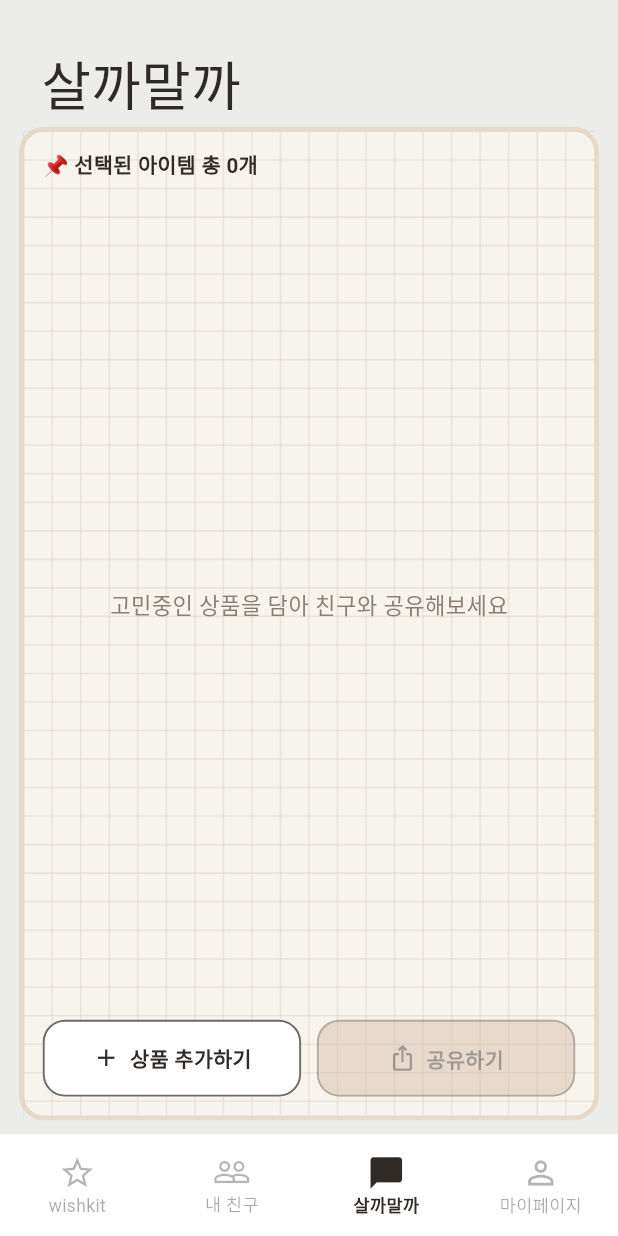
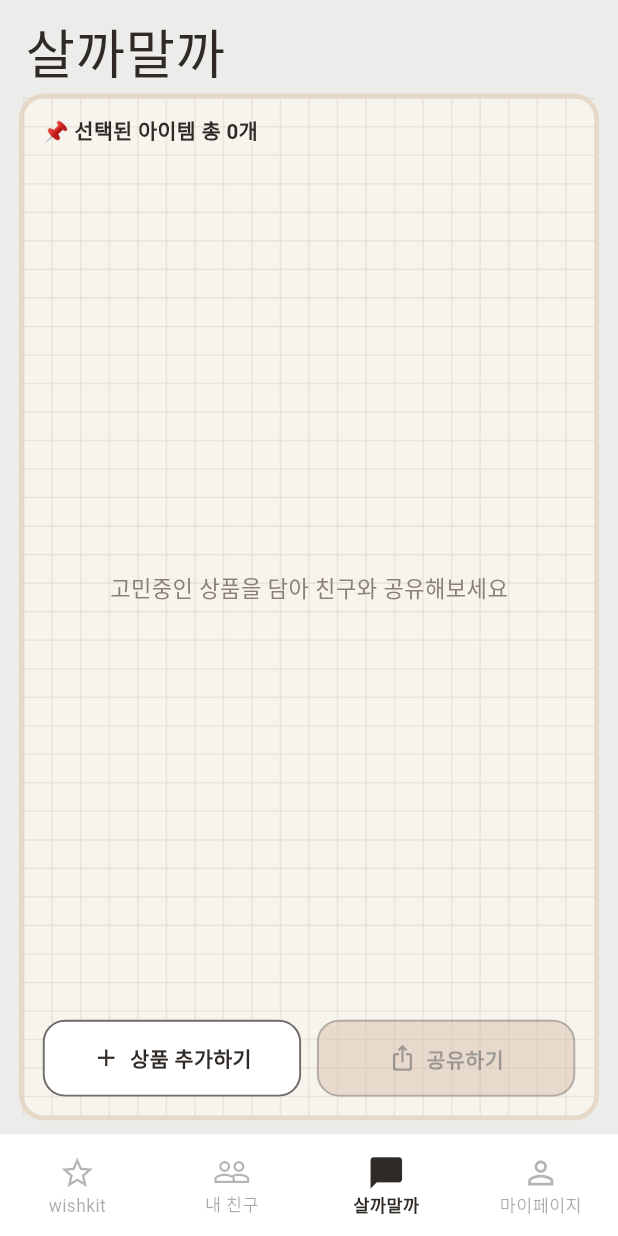
Before and after one commit to soft-studio-team/2026-softstudio-project, a Flutter app: the SalkamalkaScreen screen opened by its route, on a phone screen of 412 x 824 dp. Run offline on Flutter 3.47's test engine with Material 3 defaults, Android fonts, the phone set to English and light mode, and no system bars; our stand-ins replace cloud_firestore, firebase_auth, firebase_core, firebase_messaging, firebase_storage, flutter_local_notifications and 4 more; missing offline and left inert: flutter_inappwebview, receive_sharing_intent; accounts and stored records are empty; Roboto replaces fonts that are missing (Jua).

Commit message:
style: 살까말까 페이지 제목 위치를 다른 탭과 맞춘다
제목 패딩이 겹쳐 유독 아래로 내려가 있어, 내 친구와 같은 상단 간격으로 맞춘다.

Co-authored-by: Cursor <cursoragent@cursor.com>

```diff
--- a/wishlist-appversion2/flutter_app/lib/screens/salkamalka/salkamalka_screen.dart
+++ b/wishlist-appversion2/flutter_app/lib/screens/salkamalka/salkamalka_screen.dart
@@ -20,17 +20,16 @@ class SalkamalkaScreen extends StatelessWidget {
     return Scaffold(
       backgroundColor: DiaryColors.canvas,
       body: SafeArea(
-        child: Padding(
-          padding: const EdgeInsets.fromLTRB(12, 12, 12, 8),
         child: Column(
           crossAxisAlignment: CrossAxisAlignment.stretch,
           children: [
             Padding(
-                padding: const EdgeInsets.fromLTRB(14, 22, 14, 3),
+              padding: const EdgeInsets.fromLTRB(16, 14, 16, 8),
               child: Text('살까말까', style: DiaryTheme.display(34)),
             ),
-              const SizedBox(height: 6),
             Expanded(
+              child: Padding(
+                padding: const EdgeInsets.fromLTRB(12, 0, 12, 8),
                 child: DiaryGridPaper(
                   border: Border.all(color: DiaryColors.fileCream, width: 3),
                   child: Column(
@@ -169,8 +168,8 @@ class SalkamalkaScreen extends StatelessWidget {
                   ),
                 ),
               ),
+            ),
           ],
-          ),
         ),
       ),
     );
--- a/wishlist-appversion2/flutter_app/lib/screens/wishlist/wishlist_screen.dart
+++ b/wishlist-appversion2/flutter_app/lib/screens/wishlist/wishlist_screen.dart
@@ -32,7 +32,7 @@ class _WishlistScreenState extends State<WishlistScreen> {
       body: SafeArea(
         child: Column(
           children: [
-            const SizedBox(height: 8),
+            const SizedBox(height: 14),
             Text(
               'wishkit',
               style: DiaryTheme.display(34, weight: FontWeight.w700),
```
Lines whose indentation alone changed are shown as unchanged.
